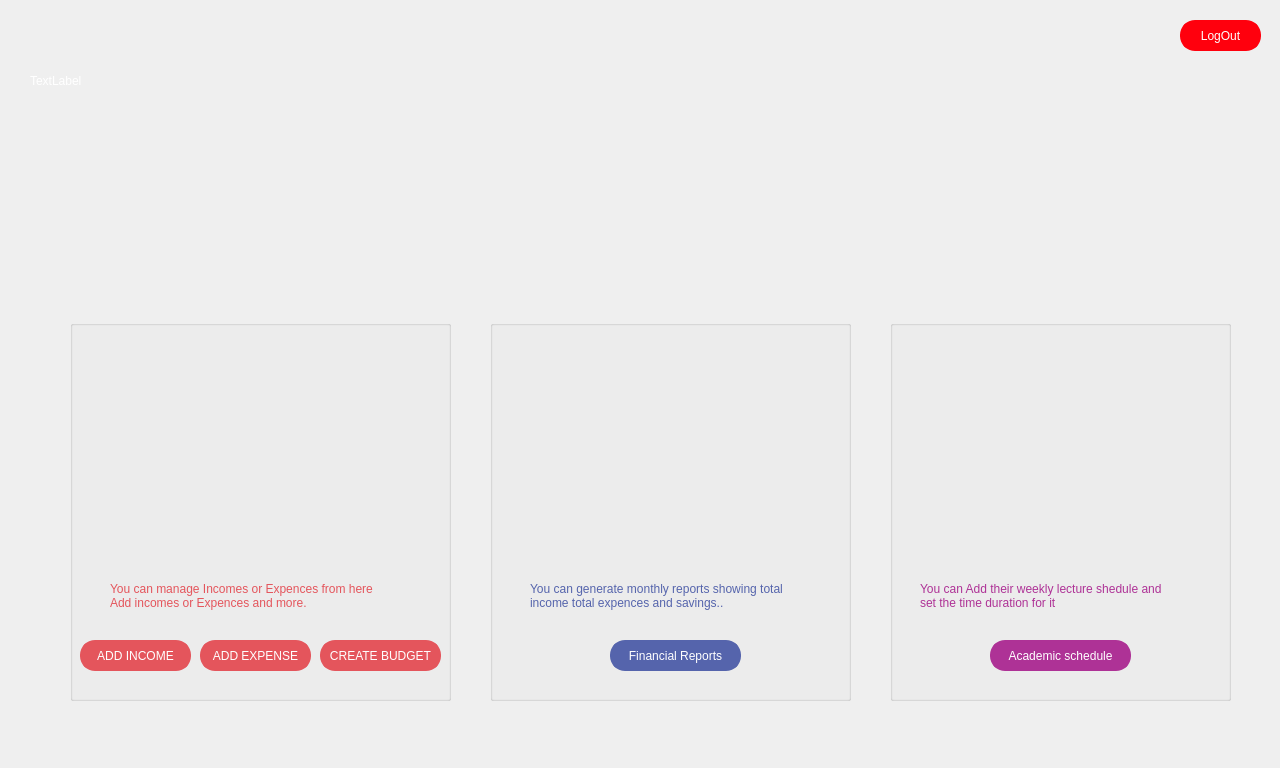
First picture: the form in organizerui.ui, repository RashmikaKDH/PersonalOrganizer_OOP_miniproject, before the edit.
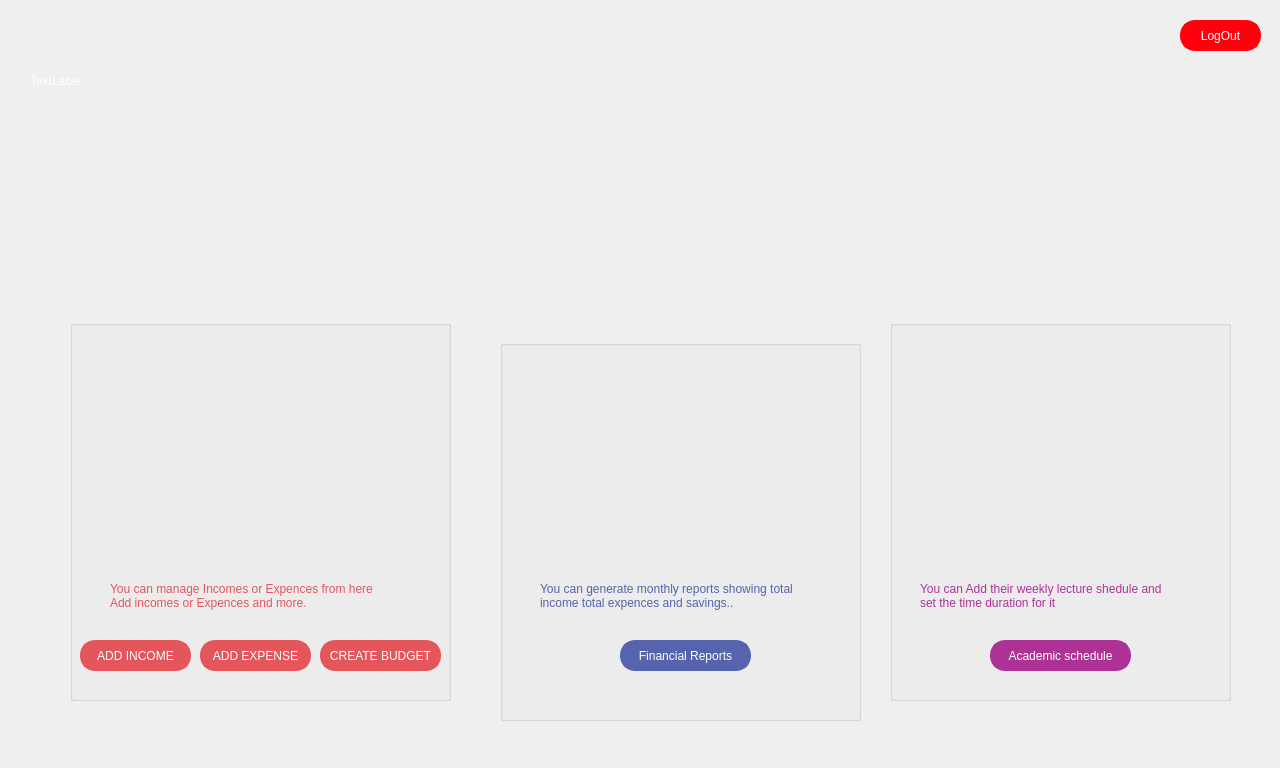
Second picture: the form after the edit. Icons and pictures are not drawn.

```diff
--- a/organizerui.ui
+++ b/organizerui.ui
@@ -173,8 +173,8 @@
   <widget class="QGroupBox" name="groupBox_2">
    <property name="geometry">
     <rect>
-     <x>490</x>
-     <y>320</y>
+     <x>500</x>
+     <y>340</y>
      <width>361</width>
      <height>381</height>
     </rect>
@@ -186,7 +186,7 @@
     <property name="geometry">
      <rect>
       <x>50</x>
-      <y>20</y>
+      <y>0</y>
       <width>251</width>
       <height>241</height>
      </rect>
@@ -202,7 +202,7 @@
     <property name="geometry">
      <rect>
       <x>120</x>
-      <y>320</y>
+      <y>300</y>
       <width>131</width>
       <height>31</height>
      </rect>
@@ -223,7 +223,7 @@
     <property name="geometry">
      <rect>
       <x>40</x>
-      <y>250</y>
+      <y>230</y>
       <width>311</width>
       <height>51</height>
      </rect>
```
Left out of the diff: 8 changed lines with no effect on the pictures.
